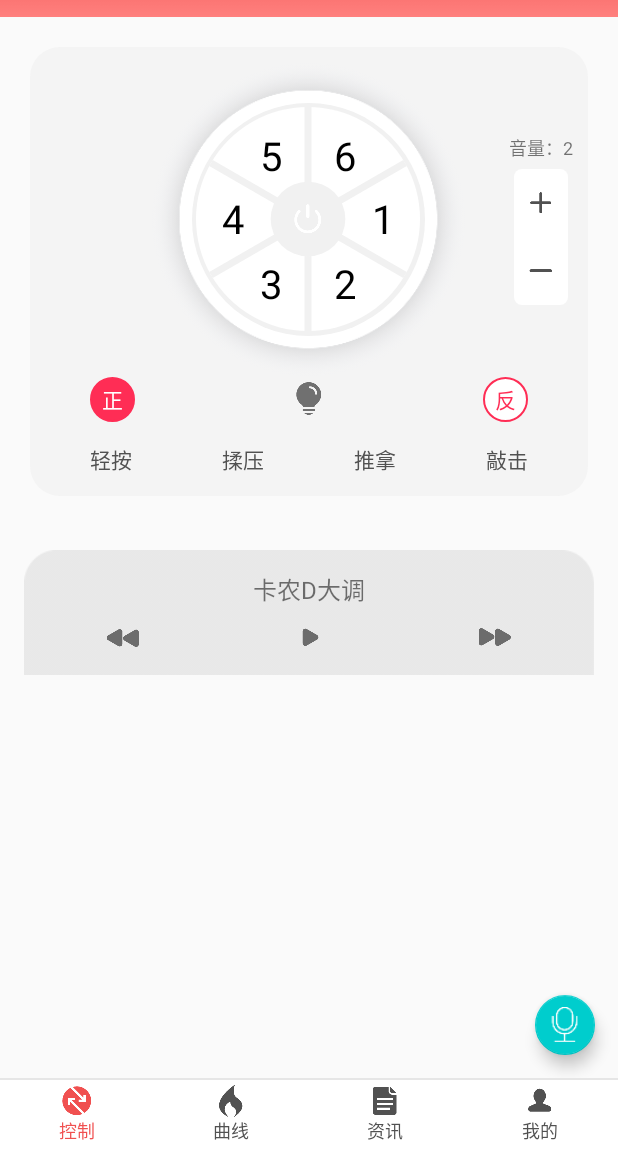
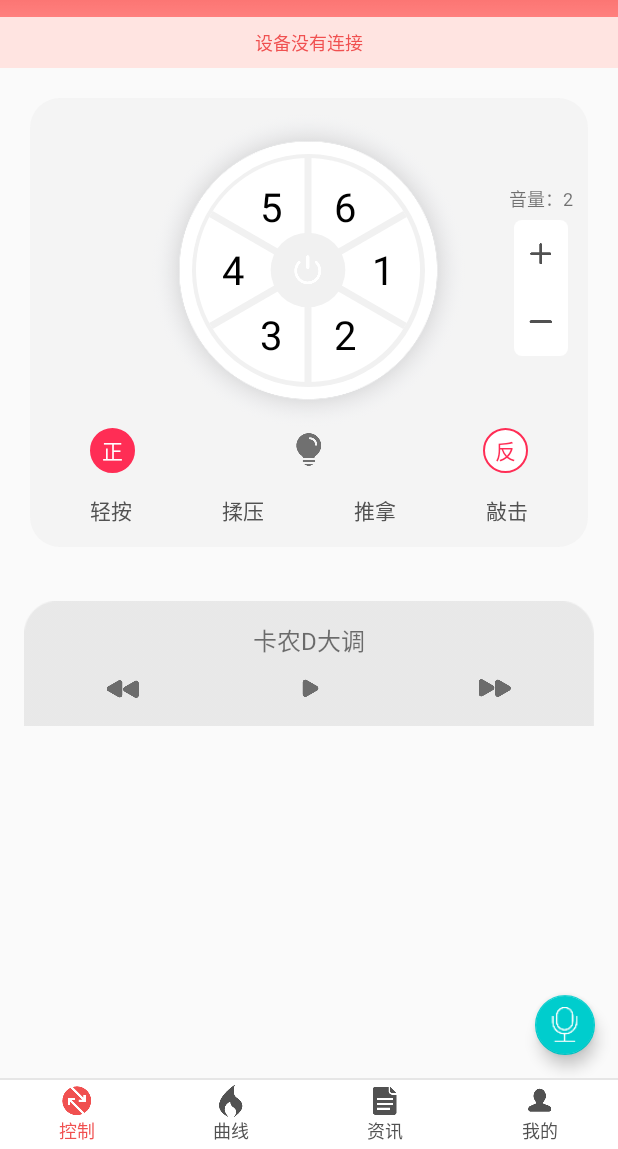
Before and after one commit to lwz0208/SmartPillow, an Android app: the ControlFragment screen opened directly, with no data from a screen before it, on a phone screen of 412 x 824 dp, the part 87-1236 px from its top. Run offline under Robolectric (Android 15) with nearby library versions, the phone set to English and light mode, and no system bars; libraries missing offline, so code that uses them is left out: com.alibaba.fastjson, com.scwang.smartrefresh, com.zhy.http, java.security.acl, lecho.lib.hellocharts; 43 statements that could not run were skipped.

```diff
--- a/app/src/main/java/com/lwz/smartpillow/BLEActivity.java
+++ b/app/src/main/java/com/lwz/smartpillow/BLEActivity.java
@@ -178,7 +178,6 @@ public class BLEActivity extends AppCompatActivity {
                 devices.add(BlueDeviceUtils.bluetoothDevice);
                 tv_disconnect.setVisibility(View.VISIBLE);
             } else {
-
                 scanBleDevice();
             }
         }
--- a/app/src/main/java/fragment/ControlFragment.java
+++ b/app/src/main/java/fragment/ControlFragment.java
@@ -47,7 +47,7 @@ public class ControlFragment extends Fragment implements View.OnClickListener, I
     private ArrayList<ViewData> viewDatas = new ArrayList<>();
     private int currentVoice;
     private FloatingActionButton faBtn;
-    private TextView tv_test;
+    private TextView tv_test, tv_deviceStatus;
     private TextView tv_status1, tv_status2, tv_status3, tv_status4, tv_direction, tv_direction_anti, tv_musicVoice;
     private ImageView iv_play, iv_left, iv_right, iv_switch, iv_link, iv_voice, iv_light, iv_voicd_add, iv_voicd_less;
     private boolean isOpen, isPlaying, isLightOpen;
@@ -191,6 +191,7 @@ public class ControlFragment extends Fragment implements View.OnClickListener, I
         tv_direction_anti = (TextView) view.findViewById(R.id.tv_direction_anti);
         tv_musicVoice = (TextView) view.findViewById(R.id.tv_musicVoice);
         tv_test = (TextView) view.findViewById(R.id.tv_test);
+        tv_deviceStatus = (TextView) view.findViewById(R.id.tv_deviceStatus);
 
         iv_play = (ImageView) view.findViewById(R.id.iv_play);
         iv_left = (ImageView) view.findViewById(R.id.iv_left);
@@ -610,8 +611,23 @@ public class ControlFragment extends Fragment implements View.OnClickListener, I
     }
 
     @Override
+    public void onStart() {
+        super.onStart();
+        if(BlueDeviceUtils.isLink) {
+            tv_deviceStatus.setText("设备已连接");
+            tv_deviceStatus.setTextColor(getContext().getResources().getColor(R.color.Aquamarine3));
+            tv_deviceStatus.setBackgroundColor(getContext().getResources().getColor(R.color.DarkSeaGreen1));
+        } else{
+            tv_deviceStatus.setText("设备没有连接");
+            tv_deviceStatus.setTextColor(getContext().getResources().getColor(R.color.red_bottom_select));
+            tv_deviceStatus.setBackgroundColor(getContext().getResources().getColor(R.color.MistyRose));
+        }
+    }
+
+    @Override
     public void onDestroyView() {
         super.onDestroyView();
         release();
     }
+
 }
--- a/app/src/main/java/fragment/MineFragment.java
+++ b/app/src/main/java/fragment/MineFragment.java
@@ -6,17 +6,25 @@ import android.content.Intent;
 import android.os.Bundle;
 import android.support.v4.app.Fragment;
 import android.support.v7.app.AlertDialog;
+import android.util.Log;
 import android.view.LayoutInflater;
 import android.view.View;
 import android.view.ViewGroup;
 import android.widget.RelativeLayout;
 import android.widget.TextView;
 
+import com.alibaba.fastjson.JSON;
+import com.alibaba.fastjson.JSONObject;
 import com.lwz.smartpillow.BLEActivity;
 import com.lwz.smartpillow.LoginActivity;
+import com.lwz.smartpillow.MainActivity;
 import com.lwz.smartpillow.R;
+import com.zhy.http.okhttp.OkHttpUtils;
+import com.zhy.http.okhttp.callback.StringCallback;
 
+import okhttp3.Call;
 import utils.SharedPrefsUtil;
+import utils.ToastUtils;
 import utils.URL_UNIVERSAL;
 
 /**
@@ -40,6 +48,7 @@ public class MineFragment extends Fragment implements View.OnClickListener{
         tv_mailbox = (TextView) view.findViewById(R.id.tv_mailbox);
         tv_account.setText(SharedPrefsUtil.getValue(getContext(), "username", ""));
         tv_exit.setOnClickListener(this);
+        getUserInfo();
         return view;
 
     }
@@ -64,4 +73,37 @@ public class MineFragment extends Fragment implements View.OnClickListener{
                 break;
         }
     }
+
+    private void getUserInfo() {
+        OkHttpUtils.get().url(URL_UNIVERSAL.GET_USER_INFO)
+                .addParams("telephone", SharedPrefsUtil.getValue(getContext(), "username", ""))
+                .build()
+                .execute(new StringCallback() {
+
+                    @Override
+                    public void onError(Call call, Exception e) {
+                        Log.i("getUserInfo", "接口访问失败：" + call + "---" + e);
+                        ToastUtils.showToast(getContext(), "获取信息失败");
+                    }
+
+                    @Override
+                    public void onResponse(String response) {
+                        Log.i("getUserInfo", "接口访问成功：" + response);
+                        try {
+                            JSONObject jsonObject = JSON.parseObject(response);
+                            String code = jsonObject.getString("code");
+                            String status = jsonObject.getString("status");
+                            String message = jsonObject.getString("message");
+                            if(code.equals("200") && status.equals("ok")) {
+                                JSONObject object = jsonObject.getJSONObject("data");
+                                tv_mailbox.setText(object.getString("UEmail"));
+                            } else {
+                                ToastUtils.showToast(getContext(), message);
+                            }
+                        } catch (Exception e) {
+                            ToastUtils.showToast(getContext(), "获取信息失败");
+                        }
+                    }
+                });
+    }
 }
--- a/app/src/main/res/layout/fragment_control.xml
+++ b/app/src/main/res/layout/fragment_control.xml
@@ -86,6 +86,17 @@
             android:layout_width="match_parent"
             android:layout_height="wrap_content"
             android:orientation="vertical">
+
+            <TextView
+                android:id="@+id/tv_deviceStatus"
+                android:layout_width="match_parent"
+                android:layout_height="wrap_content"
+                android:padding="8dp"
+                android:gravity="center"
+                android:background="@color/MistyRose"
+                android:textColor="@color/red_bottom_select"
+                android:textSize="12sp"
+                android:text="设备没有连接"/>
 
             <LinearLayout
                 android:layout_width="match_parent"
--- a/app/src/main/res/values/colors.xml
+++ b/app/src/main/res/values/colors.xml
@@ -23,4 +23,7 @@
     <color name="white_30alpha">#4DFFFFFF</color>
     <color name="gray_dcdcdc">#DCDCDC</color>
     <color name="blue_floatBtn">#00CDCD</color>
+    <color name="MistyRose">#FFE4E1</color>
+    <color name="DarkSeaGreen1">#E1FFE1</color>
+    <color name="Aquamarine3">#43CD80</color>
 </resources>
```
Also changed, not shown: app/src/main/java/com/lwz/smartpillow/MainActivity.java (+14 -19 lines).
